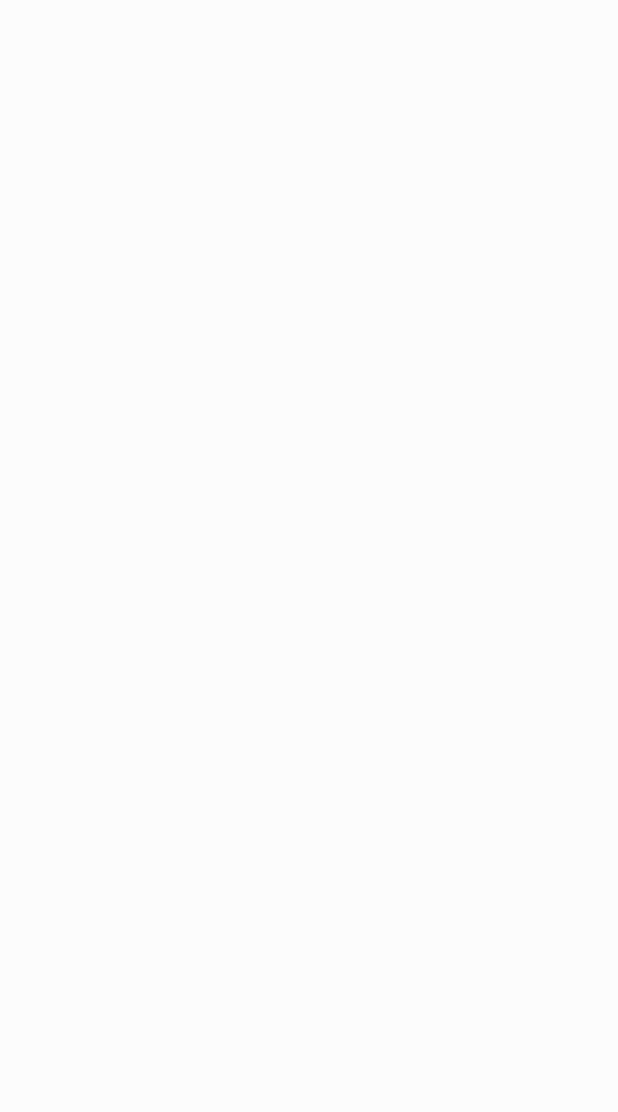
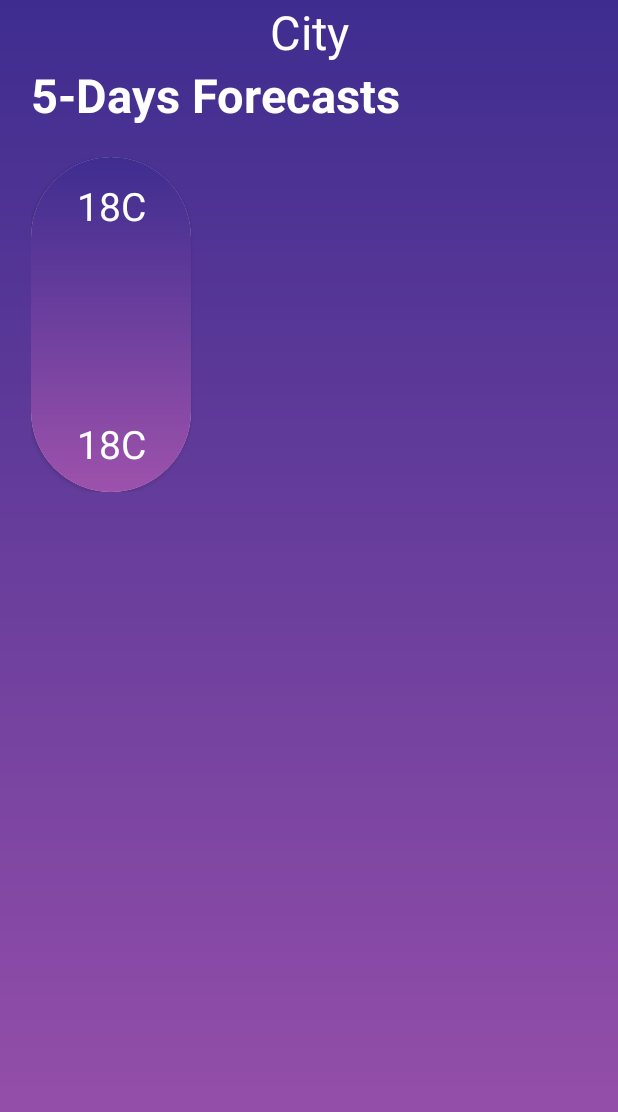
Before and after one commit to WaqasAhmed123/Weather-App-Xml-Based, an Android app: the DetailForecastActivity screen opened directly, with no data from a screen before it, on a phone screen of 412 x 824 dp. Before the commit the part shown is empty. Shown: the top 1112 px of the screen. Run offline under Robolectric (Android 15) with nearby library versions, the phone set to English and light mode, and no system bars; our stand-ins replace sdp/ssp sizes.

Commit message:
detailForecast added

```diff
--- a/app/src/main/res/layout/activity_detail_forecast.xml
+++ b/app/src/main/res/layout/activity_detail_forecast.xml
@@ -4,6 +4,43 @@
     xmlns:tools="http://schemas.android.com/tools"
     android:layout_width="match_parent"
     android:layout_height="match_parent"
+    android:background="@drawable/drawable_gradient_background"
     tools:context=".Presentation.detailForecast.view.DetailForecastActivity">
 
+    <TextView
+        android:id="@+id/tv_location"
+        android:layout_width="wrap_content"
+        android:layout_height="wrap_content"
+        android:text="City"
+        style="@style/titleMedium"
+        app:layout_constraintStart_toStartOf="parent"
+        app:layout_constraintEnd_toEndOf="parent">
+    </TextView>
+
+    <TextView
+        android:id="@+id/tv_five_days_forecast"
+        style="@style/titleMedium"
+        android:layout_width="wrap_content"
+        android:layout_height="wrap_content"
+        android:layout_marginHorizontal="@dimen/_16sdp"
+        android:text="@string/FIVE_DAYS_FORECASTS"
+        android:textStyle="bold"
+        app:layout_constraintStart_toStartOf="parent"
+        app:layout_constraintTop_toBottomOf="@+id/tv_location">
+
+    </TextView>
+
+    <include
+        android:id="@+id/layout_daily_forecast"
+        layout="@layout/layout_daily_forecast"
+        android:layout_marginVertical="@dimen/_16sdp"
+        android:layout_marginHorizontal="@dimen/_16sdp"
+        android:layout_width="match_parent"
+        android:layout_height="wrap_content"
+        app:layout_constraintStart_toStartOf="parent"
+        app:layout_constraintTop_toBottomOf="@+id/tv_five_days_forecast"
+
+        />
+
+
 </androidx.constraintlayout.widget.ConstraintLayout>
--- a/app/src/main/res/layout/layout_daily_forecast.xml
+++ b/app/src/main/res/layout/layout_daily_forecast.xml
@@ -1,6 +1,63 @@
 <?xml version="1.0" encoding="utf-8"?>
 <androidx.constraintlayout.widget.ConstraintLayout xmlns:android="http://schemas.android.com/apk/res/android"
-    android:layout_width="match_parent"
-    android:layout_height="match_parent">
+    xmlns:app="http://schemas.android.com/apk/res-auto"
+    android:layout_width="wrap_content"
+    android:layout_height="wrap_content">
 
+
+    <androidx.cardview.widget.CardView
+        android:id="@+id/cv_daily_forecast"
+        android:layout_width="@dimen/_82sdp"
+        android:layout_height="@dimen/_172sdp"
+        app:layout_constraintStart_toEndOf="parent"
+        app:layout_constraintStart_toStartOf="parent"
+        app:layout_constraintTop_toTopOf="parent"
+        app:cardCornerRadius="@dimen/_50sdp">
+
+        <androidx.constraintlayout.widget.ConstraintLayout
+            android:layout_width="match_parent"
+            android:layout_height="match_parent"
+            android:background="@drawable/drawable_gradient_background"
+            android:padding="@dimen/_6sdp">
+
+            <TextView
+                android:id="@+id/tv_temperature"
+                style="@style/titleSmall"
+                android:layout_width="0dp"
+                android:layout_height="wrap_content"
+                android:gravity="center"
+                android:paddingTop="@dimen/_5sdp"
+                android:text="18C"
+                android:textColor="@color/white"
+                app:layout_constraintEnd_toEndOf="parent"
+                app:layout_constraintStart_toStartOf="parent" />
+
+            <ImageView
+                android:id="@+id/iv_weather_icon"
+                android:layout_width="@dimen/_66sdp"
+                android:layout_height="@dimen/_66sdp"
+                app:layout_constraintBottom_toBottomOf="parent"
+                app:layout_constraintEnd_toEndOf="parent"
+                app:layout_constraintStart_toStartOf="parent"
+                app:layout_constraintTop_toBottomOf="@+id/tv_temperature"
+                app:layout_constraintTop_toTopOf="parent">
+
+            </ImageView>
+
+            <TextView
+                android:id="@+id/tv_day"
+                style="@style/titleSmall"
+                android:layout_width="0dp"
+                android:layout_height="wrap_content"
+                android:gravity="center"
+                android:paddingBottom="@dimen/_5sdp"
+                android:text="18C"
+                android:textColor="@color/white"
+                app:layout_constraintBottom_toBottomOf="parent"
+                app:layout_constraintEnd_toEndOf="parent"
+                app:layout_constraintStart_toStartOf="parent" />
+
+        </androidx.constraintlayout.widget.ConstraintLayout>
+
+    </androidx.cardview.widget.CardView>
 </androidx.constraintlayout.widget.ConstraintLayout>
--- a/app/src/main/res/values/strings.xml
+++ b/app/src/main/res/values/strings.xml
@@ -11,4 +11,5 @@
     <string name="TODAY">Today</string>
     <string name="FEELS_LIKE">Feels Like</string>
     <string name="SEE_MORE">See More …</string>
+    <string name="FIVE_DAYS_FORECASTS">5-Days Forecasts</string>
 </resources>
--- a/app/src/main/res/values/themes.xml
+++ b/app/src/main/res/values/themes.xml
@@ -22,6 +22,8 @@
 
     <style name="titleMedium">
         <item name="android:textSize">@dimen/_24ssp</item>
+        <item name="android:textColor">@color/white</item>
+
 <!--        <item name="fontFamily">@font/poppins_black</item>-->
     </style>
 
```
